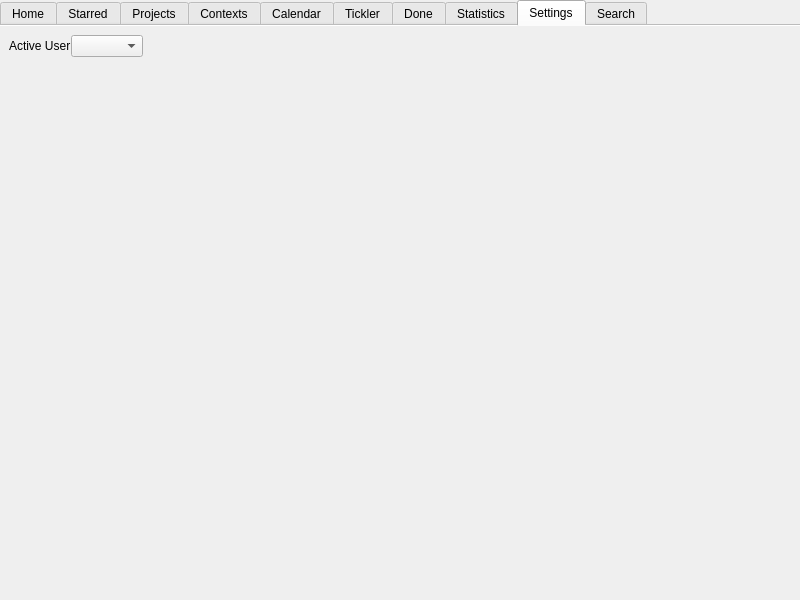
The window that src/tracks.ui (SteveG/tracks-queue) describes before a commit, drawn with Qt 5.
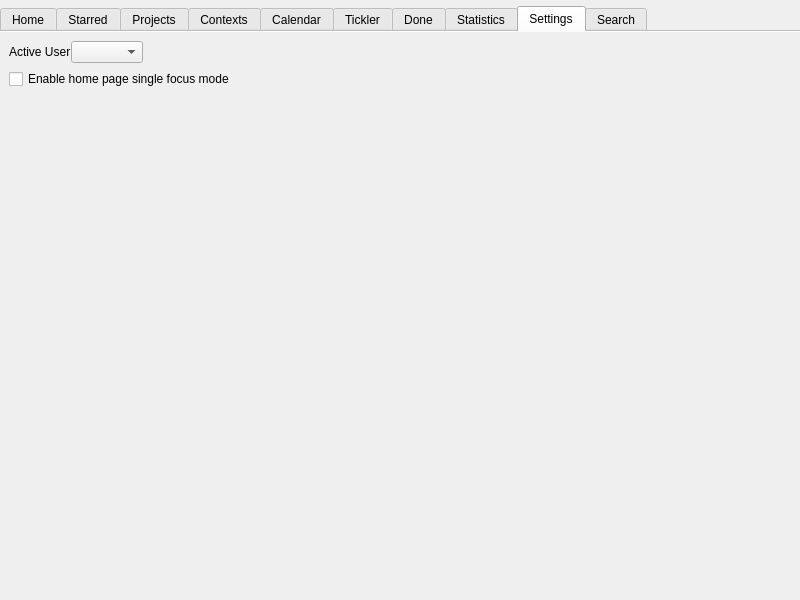
The same window after the commit. The open tabs and pages were chosen to show the change.

Commit message: added a setting to control the focus mode of the home page

```diff
--- a/src/tracks.ui
+++ b/src/tracks.ui
@@ -18,7 +18,16 @@
     <property name="spacing">
      <number>0</number>
     </property>
-    <property name="margin">
+    <property name="leftMargin">
+     <number>0</number>
+    </property>
+    <property name="topMargin">
+     <number>6</number>
+    </property>
+    <property name="rightMargin">
+     <number>0</number>
+    </property>
+    <property name="bottomMargin">
      <number>0</number>
     </property>
     <item>
@@ -832,6 +841,13 @@
           </item>
          </layout>
         </item>
+        <item>
+         <widget class="QCheckBox" name="settingsHomeFocusMode">
+          <property name="text">
+           <string>Enable home page single focus mode</string>
+          </property>
+         </widget>
+        </item>
         <item>
          <spacer name="verticalSpacer">
           <property name="orientation">
```
Left out of the diff: 32 changed lines with no effect on the pictures. The commit also changes 3 other files.
